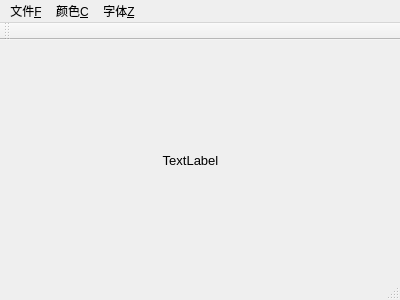
First picture: the form in Window1/mainwindow.ui, repository Cyouinhe/Studied, before the edit.
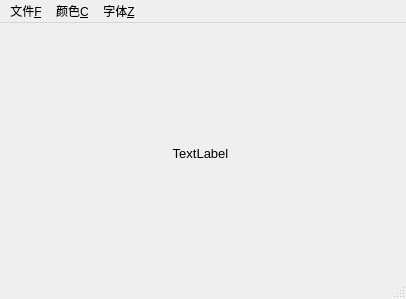
Second picture: the form after the edit.

The edit to the form file:
```diff
--- a/Window1/mainwindow.ui
+++ b/Window1/mainwindow.ui
@@ -6,8 +6,8 @@
    <rect>
     <x>0</x>
     <y>0</y>
-    <width>400</width>
-    <height>300</height>
+    <width>406</width>
+    <height>299</height>
    </rect>
   </property>
   <property name="windowTitle">
@@ -17,8 +17,8 @@
    <widget class="QLabel" name="label">
     <property name="geometry">
      <rect>
-      <x>90</x>
-      <y>80</y>
+      <x>100</x>
+      <y>90</y>
       <width>201</width>
       <height>81</height>
      </rect>
@@ -41,7 +41,7 @@
     <rect>
      <x>0</x>
      <y>0</y>
-     <width>400</width>
+     <width>406</width>
      <height>23</height>
     </rect>
    </property>
@@ -67,14 +67,6 @@
    <addaction name="menu_C"/>
    <addaction name="menu_Z"/>
   </widget>
-  <widget class="QToolBar" name="mainToolBar">
-   <attribute name="toolBarArea">
-    <enum>TopToolBarArea</enum>
-   </attribute>
-   <attribute name="toolBarBreak">
-    <bool>false</bool>
-   </attribute>
-  </widget>
   <widget class="QStatusBar" name="statusBar"/>
   <action name="actionOpen">
    <property name="text">
```
Left out of the diff: 13 changed lines with no effect on the pictures.
